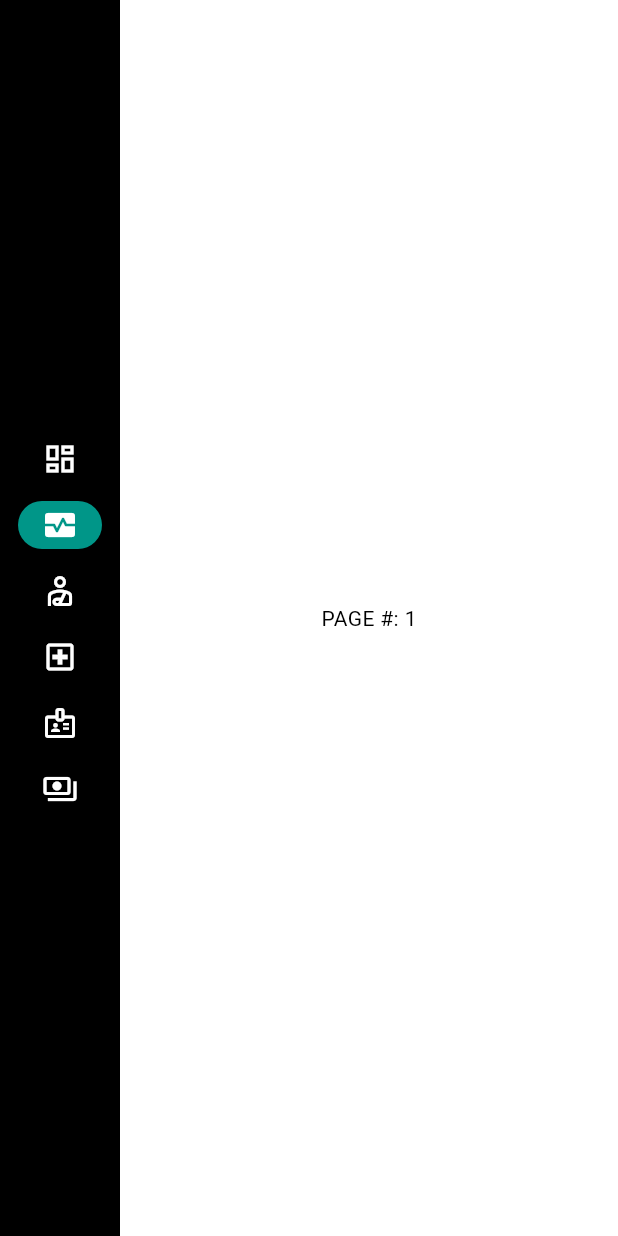
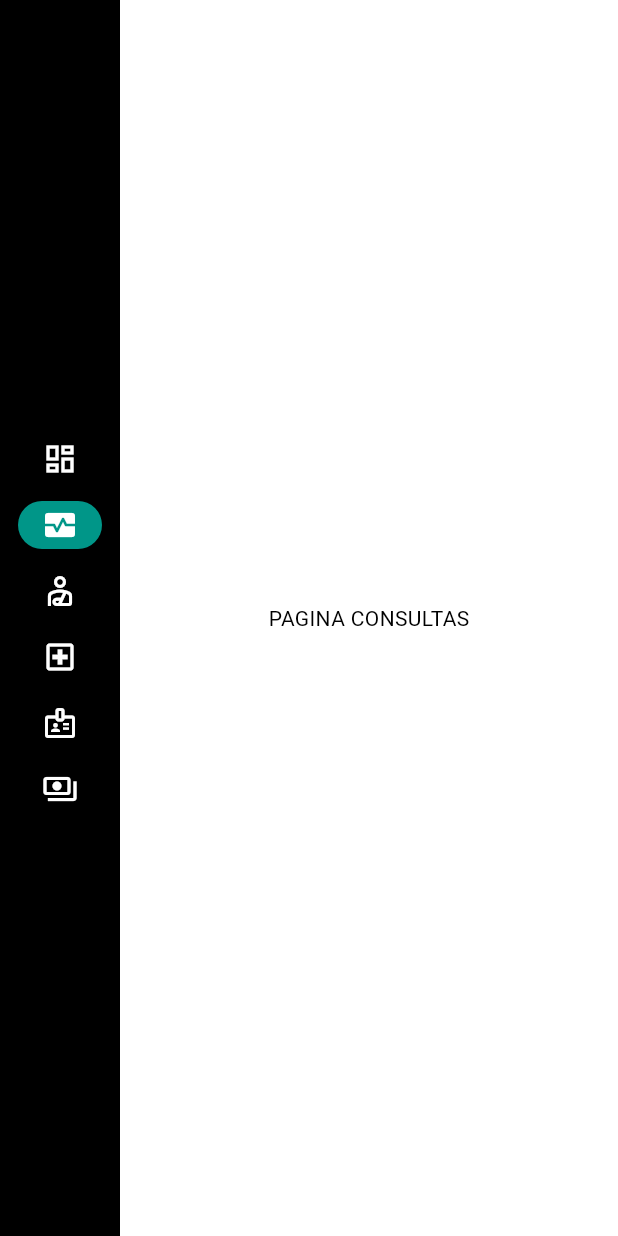
Before and after one commit to a1gbr/clinast, a Flutter app: the screen it shows after launch, after a tap on "C O N S U L T A S", on a phone screen of 412 x 824 dp. Run offline on Flutter 3.47's test engine with Material 2 defaults, Android fonts, the light colour scheme and no system bars.

Commit message:
paginas em branco add && troca de paginas funcionando

```diff
--- a/lib/main.dart
+++ b/lib/main.dart
@@ -30,29 +30,29 @@ class _MyHomePageState extends State<MyHomePage> {
   var _selectedIndex = 0;
   @override
   Widget build(BuildContext context) {
-    /*Widget page;
+    Widget page;
     switch (_selectedIndex) {
       case 0:
-        page = ResumoPage();
+        page = const ResumoPage();
         break;
       case 1:
-        page = ResumoPage();
+        page = const ConsultasPage();
         break;
       case 2:
-        page = ResumoPage();
+        page = const PacientesPage();
         break;
       case 3:
-        page = ResumoPage();
+        page = const DoutoresPage();
         break;
       case 4:
-        page = ResumoPage();
+        page = const FuncionariosPage();
         break;
       case 5:
-        page = ResumoPage();
+        page = const PagamentosPage();
         break;
       default:
         throw UnimplementedError("No widget for $_selectedIndex");
-    }*/
+    }
     return LayoutBuilder(builder: (context, constraints) {
       return Scaffold(
         body: Row(
@@ -108,8 +108,8 @@ class _MyHomePageState extends State<MyHomePage> {
               ),
             ),
             Expanded(
-              child: Center(
-                child: Text('PAGE #: $_selectedIndex'),
+              child: Container(
+                child: page,
               ),
             ),
           ],
@@ -118,3 +118,69 @@ class _MyHomePageState extends State<MyHomePage> {
     });
   }
 }
+
+class ResumoPage extends StatelessWidget {
+  const ResumoPage({super.key});
+
+  @override
+  Widget build(BuildContext context) {
+    return const Center(
+      child: Text("PAGINA RESUMO"),
+    );
+  }
+}
+
+class ConsultasPage extends StatelessWidget {
+  const ConsultasPage({super.key});
+
+  @override
+  Widget build(BuildContext context) {
+    return const Center(
+      child: Text("PAGINA CONSULTAS"),
+    );
+  }
+}
+
+class PacientesPage extends StatelessWidget {
+  const PacientesPage({super.key});
+
+  @override
+  Widget build(BuildContext context) {
+    return const Center(
+      child: Text("PAGINA PACIENTES"),
+    );
+  }
+}
+
+class DoutoresPage extends StatelessWidget {
+  const DoutoresPage({super.key});
+
+  @override
+  Widget build(BuildContext context) {
+    return const Center(
+      child: Text("PAGINA DOUTORES"),
+    );
+  }
+}
+
+class FuncionariosPage extends StatelessWidget {
+  const FuncionariosPage({super.key});
+
+  @override
+  Widget build(BuildContext context) {
+    return const Center(
+      child: Text("PAGINA FUNCIONARIOS"),
+    );
+  }
+}
+
+class PagamentosPage extends StatelessWidget {
+  const PagamentosPage({super.key});
+
+  @override
+  Widget build(BuildContext context) {
+    return const Center(
+      child: Text("PAGINA PAGAMENTOS"),
+    );
+  }
+}
```
